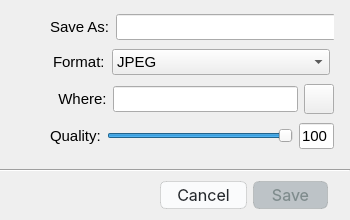
First picture: the form in photo_editor/save_dialog.ui, repository SevaMisiul/photo_editor, before the edit.
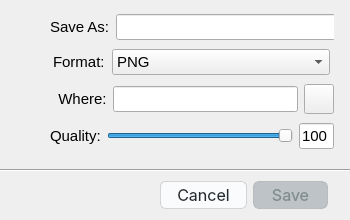
Second picture: the form after the edit. Icons and pictures are not drawn.

The edit to the form file:
```diff
--- a/photo_editor/save_dialog.ui
+++ b/photo_editor/save_dialog.ui
@@ -209,11 +209,6 @@
           <pointsize>11</pointsize>
          </font>
         </property>
-        <item>
-         <property name="text">
-          <string>JPEG</string>
-         </property>
-        </item>
         <item>
          <property name="text">
           <string>PNG</string>
```
Left out of the diff: 13 changed lines with no effect on the pictures.
